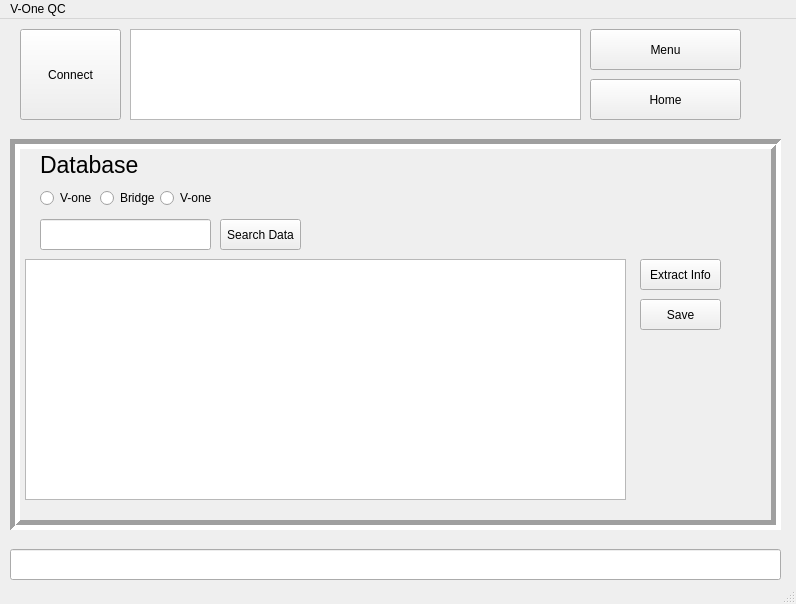
First picture: the form in FT_vone/mainwindow.ui, repository 7ome/Functional-Test, before the edit.
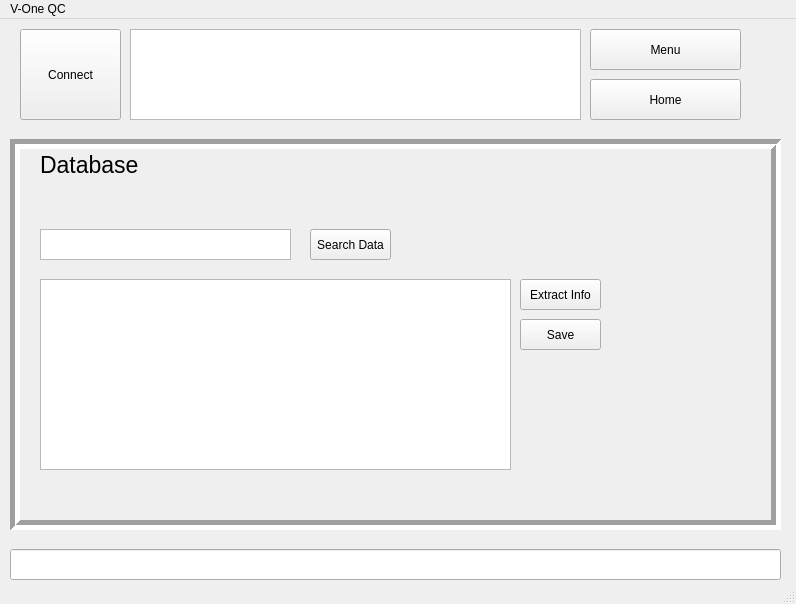
Second picture: the form after the edit. The open tabs and pages were chosen to show the change.

Commit message: Locking in the changes so that Tome doesn't freak out

```diff
--- a/FT_vone/mainwindow.ui
+++ b/FT_vone/mainwindow.ui
@@ -403,11 +403,31 @@
        <string>Database</string>
       </property>
      </widget>
+     <widget class="QTextBrowser" name="readtextbox">
+      <property name="geometry">
+       <rect>
+        <x>20</x>
+        <y>130</y>
+        <width>471</width>
+        <height>191</height>
+       </rect>
+      </property>
+     </widget>
+     <widget class="QTextBrowser" name="textBrowser_2">
+      <property name="geometry">
+       <rect>
+        <x>20</x>
+        <y>80</y>
+        <width>251</width>
+        <height>31</height>
+       </rect>
+      </property>
+     </widget>
      <widget class="QPushButton" name="ExtractButton">
       <property name="geometry">
        <rect>
-        <x>620</x>
-        <y>110</y>
+        <x>500</x>
+        <y>130</y>
         <width>81</width>
         <height>31</height>
        </rect>
@@ -419,8 +439,8 @@
      <widget class="QPushButton" name="SaveButton">
       <property name="geometry">
        <rect>
-        <x>620</x>
-        <y>150</y>
+        <x>500</x>
+        <y>170</y>
         <width>81</width>
         <height>31</height>
        </rect>
@@ -432,8 +452,8 @@
      <widget class="QPushButton" name="SearchButton">
       <property name="geometry">
        <rect>
-        <x>200</x>
-        <y>70</y>
+        <x>290</x>
+        <y>80</y>
         <width>81</width>
         <height>31</height>
        </rect>
@@ -442,65 +462,6 @@
        <string>Search Data</string>
       </property>
      </widget>
-     <widget class="QTableView" name="tableView">
-      <property name="geometry">
-       <rect>
-        <x>5</x>
-        <y>110</y>
-        <width>601</width>
-        <height>241</height>
-       </rect>
-      </property>
-     </widget>
-     <widget class="QRadioButton" name="VoneRButton">
-      <property name="geometry">
-       <rect>
-        <x>20</x>
-        <y>40</y>
-        <width>61</width>
-        <height>18</height>
-       </rect>
-      </property>
-      <property name="text">
-       <string>V-one</string>
-      </property>
-     </widget>
-     <widget class="QRadioButton" name="BridgeRButton">
-      <property name="geometry">
-       <rect>
-        <x>80</x>
-        <y>40</y>
-        <width>61</width>
-        <height>18</height>
-       </rect>
-      </property>
-      <property name="text">
-       <string>Bridge</string>
-      </property>
-     </widget>
-     <widget class="QRadioButton" name="VoneButton_3">
-      <property name="geometry">
-       <rect>
-        <x>140</x>
-        <y>40</y>
-        <width>61</width>
-        <height>18</height>
-       </rect>
-      </property>
-      <property name="text">
-       <string>V-one</string>
-      </property>
-     </widget>
-     <widget class="QLineEdit" name="Searchline">
-      <property name="geometry">
-       <rect>
-        <x>20</x>
-        <y>70</y>
-        <width>171</width>
-        <height>31</height>
-       </rect>
-      </property>
-     </widget>
     </widget>
    </widget>
    <widget class="QPushButton" name="HomeButton">
```
Left out of the diff: 34 changed lines with no effect on the pictures.
